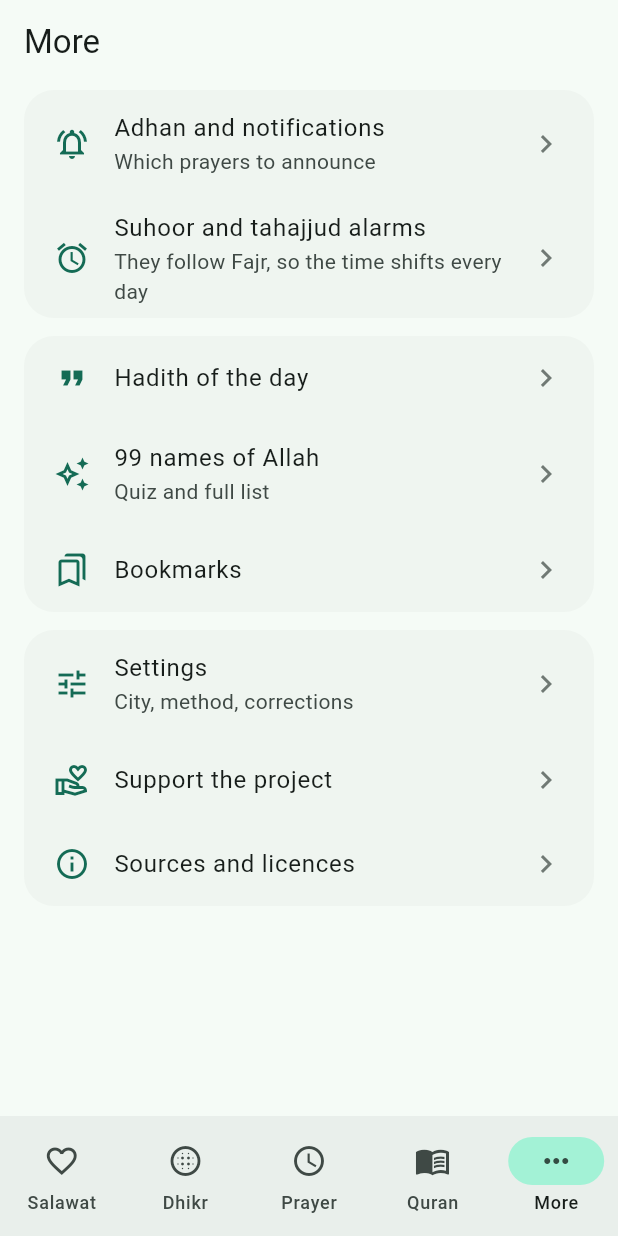
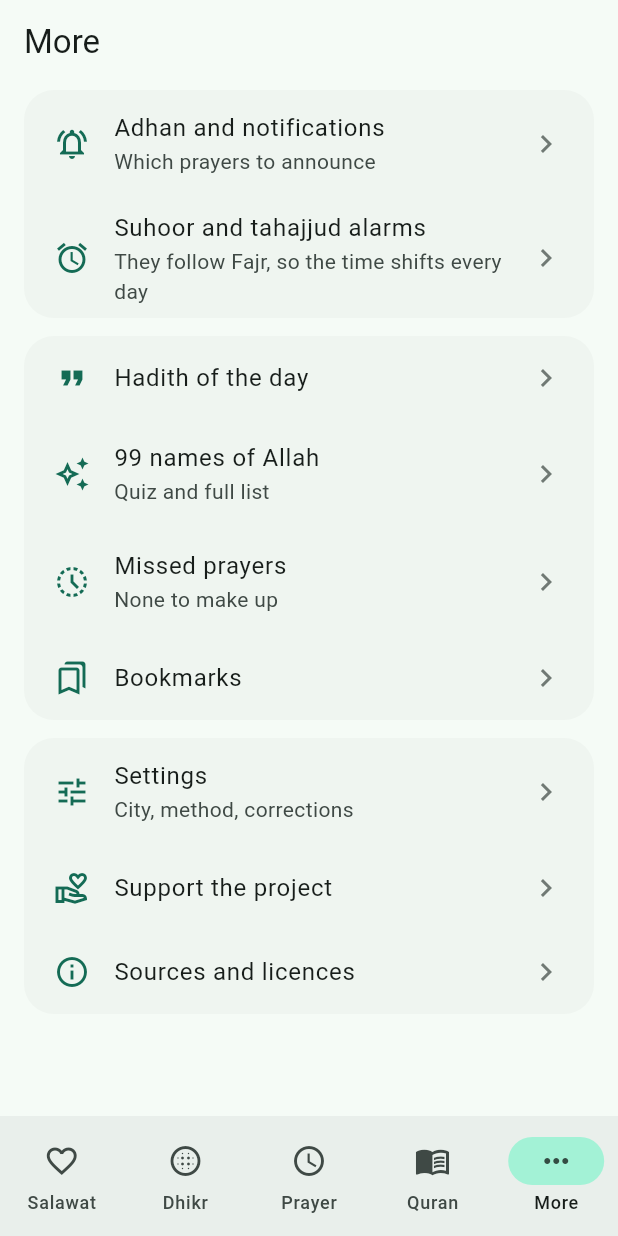
Before and after one commit to nwctr1nity/MyFaith, a Flutter app: the screen it shows after launch, item 5 of the bottom bar chosen, on a phone screen of 412 x 824 dp. Run offline on Flutter 3.47's test engine with Material 3 defaults, Android fonts, the phone set to English and light mode, and no system bars; our stand-ins replace file_picker, flutter_compass, flutter_local_notifications, flutter_riverpod, flutter_timezone, geolocator and 8 more; missing offline and left inert: adhan_dart; statements that could not run were skipped.

Commit message:
Count missed prayers: prayed by default, a long press marks one missed
Nothing is asked of the user each day. A long press on a prayer whose
time has come marks it as missed and adds it to the prayers to make up,
which are listed under More.

Co-Authored-By: Claude Fable 5.2 <noreply@anthropic.com>
Claude-Session: https://claude.ai/code/session_01B8Ug9366CVfvu2TyTToFeS

```diff
--- a/lib/features/more/more_screen.dart
+++ b/lib/features/more/more_screen.dart
@@ -2,6 +2,7 @@ import 'package:flutter_riverpod/flutter_riverpod.dart';
 import 'package:material_ui/material_ui.dart';
 
 import '../../l10n/app_localizations.dart';
+import '../../state/app_settings.dart';
 import '../hadith/hadith_screen.dart';
 import '../names/names_screen.dart';
 import '../../core/content/hadith.dart';
@@ -9,6 +10,7 @@ import '../quran/bookmarks_screen.dart';
 import '../settings/settings_screen.dart';
 import 'alarms_screen.dart';
 import 'notifications_screen.dart';
+import 'qada_screen.dart';
 import 'sources_screen.dart';
 import 'support_dialog.dart';
 
@@ -18,6 +20,7 @@ class MoreScreen extends ConsumerWidget {
   @override
   Widget build(BuildContext context, WidgetRef ref) {
     final l = AppLocalizations.of(context)!;
+    final qadaTotal = ref.watch(settingsProvider.select((s) => s.qadaTotal));
 
     void open(Widget screen) =>
         Navigator.of(context)
@@ -69,6 +72,14 @@ class MoreScreen extends ConsumerWidget {
                   title: l.names99,
                   subtitle: l.names99Hint,
                   onTap: () => open(const NamesScreen()),
+                ),
+                _Item(
+                  icon: Icons.history_toggle_off,
+                  title: l.qadaTitle,
+                  subtitle: qadaTotal == 0
+                      ? l.qadaNone
+                      : l.qadaTotal(qadaTotal),
+                  onTap: () => open(const QadaScreen()),
                 ),
                 _Item(
                   icon: Icons.bookmarks_outlined,
--- a/lib/l10n/app_en.arb
+++ b/lib/l10n/app_en.arb
@@ -555,5 +555,19 @@
   "backupRestoreConfirm": "The current settings, bookmarks and counters will be replaced with the ones from the file.",
   "backupRestoreAction": "Restore",
   "backupRestored": "Restored from the file",
-  "guideAdhan": "The adhan and the iqamah"
+  "guideAdhan": "The adhan and the iqamah",
+  "undo": "Undo",
+  "missedLabel": "Missed",
+  "missedMarked": "{prayer} is marked as missed",
+  "@missedMarked": {"placeholders": {"prayer": {"type": "String"}}},
+  "missedUnmarked": "The mark is removed from {prayer}",
+  "@missedUnmarked": {"placeholders": {"prayer": {"type": "String"}}},
+  "qadaTitle": "Missed prayers",
+  "qadaNone": "None to make up",
+  "qadaTotal": "To make up: {count}",
+  "@qadaTotal": {"placeholders": {"count": {"type": "int"}}},
+  "qadaHint": "Every prayer counts as prayed. If you missed one, press and hold it on the prayer screen: it is added here. When you make it up, press the minus.",
+  "qadaButtonsHint": "Plus adds a prayer missed earlier, minus takes away one you have made up.",
+  "qadaMadeUp": "Made up",
+  "qadaAdd": "Add a missed prayer"
 }
--- a/lib/l10n/app_localizations.dart
+++ b/lib/l10n/app_localizations.dart
@@ -1797,6 +1797,72 @@ abstract class AppLocalizations {
   /// In en, this message translates to:
   /// **'The adhan and the iqamah'**
   String get guideAdhan;
+
+  /// No description provided for @undo.
+  ///
+  /// In en, this message translates to:
+  /// **'Undo'**
+  String get undo;
+
+  /// No description provided for @missedLabel.
+  ///
+  /// In en, this message translates to:
+  /// **'Missed'**
+  String get missedLabel;
+
+  /// No description provided for @missedMarked.
+  ///
+  /// In en, this message translates to:
+  /// **'{prayer} is marked as missed'**
+  String missedMarked(String prayer);
+
+  /// No description provided for @missedUnmarked.
+  ///
+  /// In en, this message translates to:
+  /// **'The mark is removed from {prayer}'**
+  String missedUnmarked(String prayer);
+
+  /// No description provided for @qadaTitle.
+  ///
+  /// In en, this message translates to:
+  /// **'Missed prayers'**
+  String get qadaTitle;
+
+  /// No description provided for @qadaNone.
+  ///
+  /// In en, this message translates to:
+  /// **'None to make up'**
+  String get qadaNone;
+
+  /// No description provided for @qadaTotal.
+  ///
+  /// In en, this message translates to:
+  /// **'To make up: {count}'**
+  String qadaTotal(int count);
+
+  /// No description provided for @qadaHint.
+  ///
+  /// In en, this message translates to:
+  /// **'Every prayer counts as prayed. If you missed one, press and hold it on the prayer screen: it is added here. When you make it up, press the minus.'**
+  String get qadaHint;
+
+  /// No description provided for @qadaButtonsHint.
+  ///
+  /// In en, this message translates to:
+  /// **'Plus adds a prayer missed earlier, minus takes away one you have made up.'**
+  String get qadaButtonsHint;
+
+  /// No description provided for @qadaMadeUp.
+  ///
+  /// In en, this message translates to:
+  /// **'Made up'**
+  String get qadaMadeUp;
+
+  /// No description provided for @qadaAdd.
+  ///
+  /// In en, this message translates to:
+  /// **'Add a missed prayer'**
+  String get qadaAdd;
 }
 
 class _AppLocalizationsDelegate
--- a/lib/l10n/app_localizations_en.dart
+++ b/lib/l10n/app_localizations_en.dart
@@ -966,4 +966,45 @@ class AppLocalizationsEn extends AppLocalizations {
 
   @override
   String get guideAdhan => 'The adhan and the iqamah';
+
+  @override
+  String get undo => 'Undo';
+
+  @override
+  String get missedLabel => 'Missed';
+
+  @override
+  String missedMarked(String prayer) {
+    return '$prayer is marked as missed';
+  }
+
+  @override
+  String missedUnmarked(String prayer) {
+    return 'The mark is removed from $prayer';
+  }
+
+  @override
+  String get qadaTitle => 'Missed prayers';
+
+  @override
+  String get qadaNone => 'None to make up';
+
+  @override
+  String qadaTotal(int count) {
+    return 'To make up: $count';
+  }
+
+  @override
+  String get qadaHint =>
+      'Every prayer counts as prayed. If you missed one, press and hold it on the prayer screen: it is added here. When you make it up, press the minus.';
+
+  @override
+  String get qadaButtonsHint =>
+      'Plus adds a prayer missed earlier, minus takes away one you have made up.';
+
+  @override
+  String get qadaMadeUp => 'Made up';
+
+  @override
+  String get qadaAdd => 'Add a missed prayer';
 }
```
Also changed, not shown: lib/features/home/home_screen.dart (+82 -3 lines), lib/features/more/qada_screen.dart (added, +63 -0 lines), lib/l10n/app_ar.arb (+12 -1 lines), lib/l10n/app_localizations_ar.dart (+41 -0 lines), lib/l10n/app_localizations_ru.dart (+41 -0 lines), lib/l10n/app_ru.arb (+12 -1 lines), lib/state/app_settings.dart (+56 -0 lines), 1 other file.
